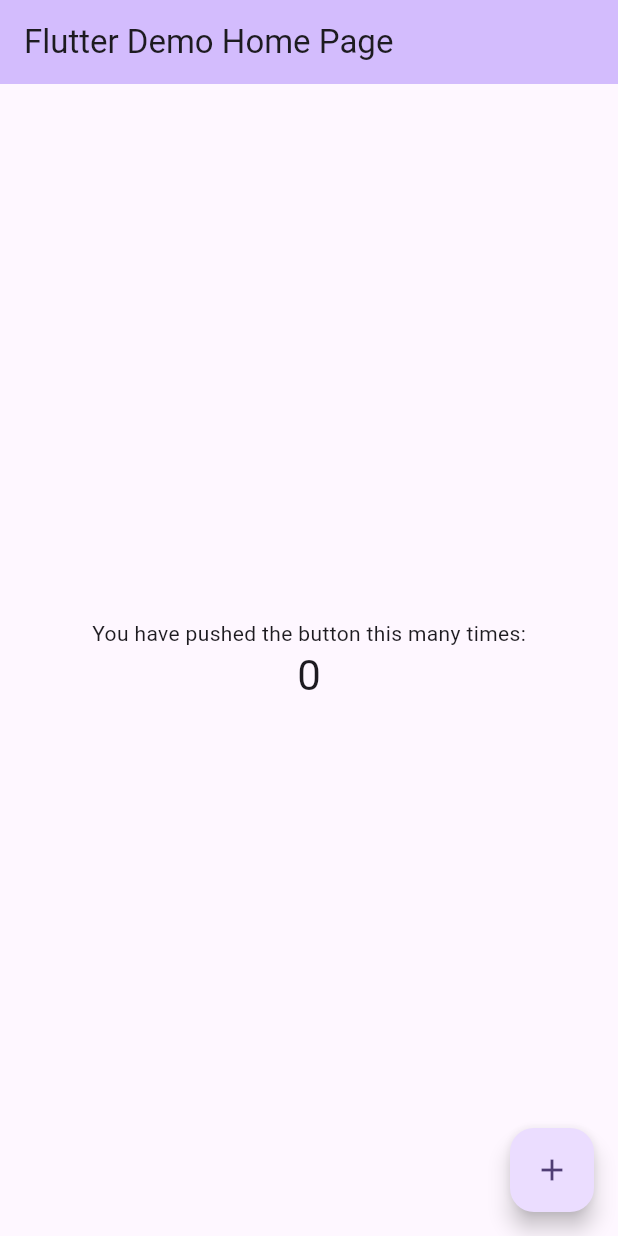
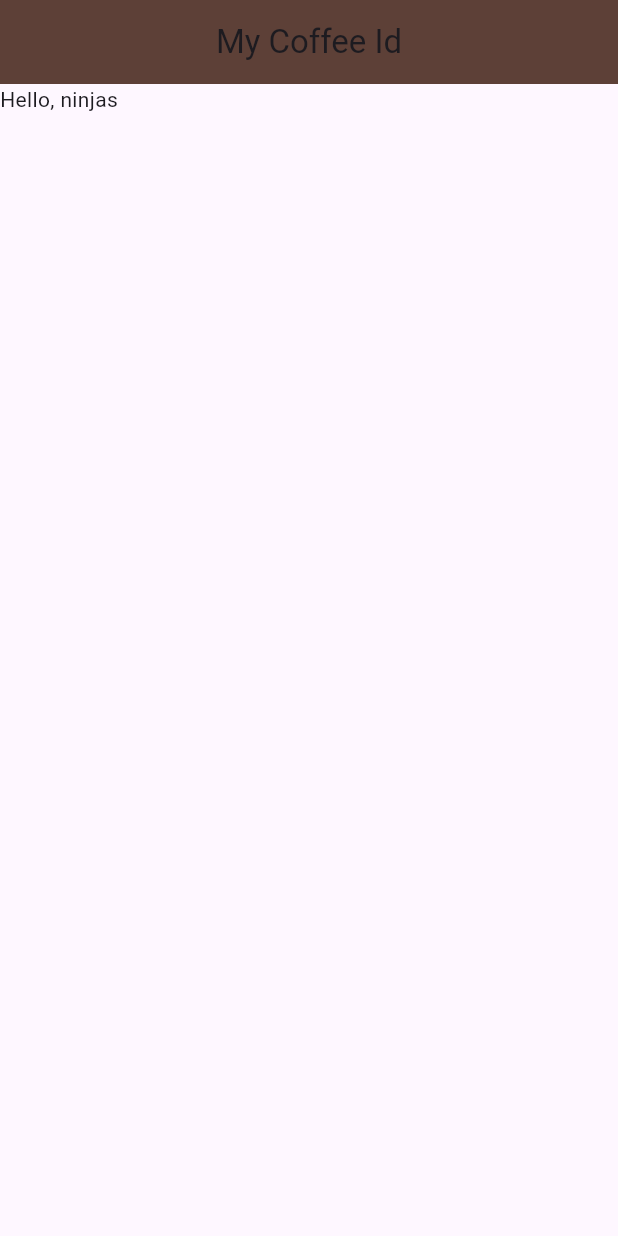
Before and after one commit to iamshaunjp/flutter-masterclass, a Flutter app: the screen it shows after launch, on a phone screen of 412 x 824 dp. Run offline on Flutter 3.47's test engine with Material 3 defaults, Android fonts, the phone set to English and light mode, and no system bars.

Commit message:
lesson-7

```diff
--- a/lib/main.dart
+++ b/lib/main.dart
@@ -1,125 +1,14 @@
 import 'package:flutter/material.dart';
 
 void main() {
-  runApp(const MyApp());
+  runApp(MaterialApp(
+    home: Scaffold(
+      appBar: AppBar(
+        title: const Text('My Coffee Id'),
+        backgroundColor: Colors.brown[700],
+        centerTitle: true,
+      ),
+      body: const Text('Hello, ninjas')
+    )
+  ));
 }
-
-class MyApp extends StatelessWidget {
-  const MyApp({super.key});
-
-  // This widget is the root of your application.
-  @override
-  Widget build(BuildContext context) {
-    return MaterialApp(
-      title: 'Flutter Demo',
-      theme: ThemeData(
-        // This is the theme of your application.
-        //
-        // TRY THIS: Try running your application with "flutter run". You'll see
-        // the application has a purple toolbar. Then, without quitting the app,
-        // try changing the seedColor in the colorScheme below to Colors.green
-        // and then invoke "hot reload" (save your changes or press the "hot
-        // reload" button in a Flutter-supported IDE, or press "r" if you used
-        // the command line to start the app).
-        //
-        // Notice that the counter didn't reset back to zero; the application
-        // state is not lost during the reload. To reset the state, use hot
-        // restart instead.
-        //
-        // This works for code too, not just values: Most code changes can be
-        // tested with just a hot reload.
-        colorScheme: ColorScheme.fromSeed(seedColor: Colors.deepPurple),
-        useMaterial3: true,
-      ),
-      home: const MyHomePage(title: 'Flutter Demo Home Page'),
-    );
-  }
-}
-
-class MyHomePage extends StatefulWidget {
-  const MyHomePage({super.key, required this.title});
-
-  // This widget is the home page of your application. It is stateful, meaning
-  // that it has a State object (defined below) that contains fields that affect
-  // how it looks.
-
-  // This class is the configuration for the state. It holds the values (in this
-  // case the title) provided by the parent (in this case the App widget) and
-  // used by the build method of the State. Fields in a Widget subclass are
-  // always marked "final".
-
-  final String title;
-
-  @override
-  State<MyHomePage> createState() => _MyHomePageState();
-}
-
-class _MyHomePageState extends State<MyHomePage> {
-  int _counter = 0;
-
-  void _incrementCounter() {
-    setState(() {
-      // This call to setState tells the Flutter framework that something has
-      // changed in this State, which causes it to rerun the build method below
-      // so that the display can reflect the updated values. If we changed
-      // _counter without calling setState(), then the build method would not be
-      // called again, and so nothing would appear to happen.
-      _counter++;
-    });
-  }
-
-  @override
-  Widget build(BuildContext context) {
-    // This method is rerun every time setState is called, for instance as done
-    // by the _incrementCounter method above.
-    //
-    // The Flutter framework has been optimized to make rerunning build methods
-    // fast, so that you can just rebuild anything that needs updating rather
-    // than having to individually change instances of widgets.
-    return Scaffold(
-      appBar: AppBar(
-        // TRY THIS: Try changing the color here to a specific color (to
-        // Colors.amber, perhaps?) and trigger a hot reload to see the AppBar
-        // change color while the other colors stay the same.
-        backgroundColor: Theme.of(context).colorScheme.inversePrimary,
-        // Here we take the value from the MyHomePage object that was created by
-        // the App.build method, and use it to set our appbar title.
-        title: Text(widget.title),
-      ),
-      body: Center(
-        // Center is a layout widget. It takes a single child and positions it
-        // in the middle of the parent.
-        child: Column(
-          // Column is also a layout widget. It takes a list of children and
-          // arranges them vertically. By default, it sizes itself to fit its
-          // children horizontally, and tries to be as tall as its parent.
-          //
-          // Column has various properties to control how it sizes itself and
-          // how it positions its children. Here we use mainAxisAlignment to
-          // center the children vertically; the main axis here is the vertical
-          // axis because Columns are vertical (the cross axis would be
-          // horizontal).
-          //
-          // TRY THIS: Invoke "debug painting" (choose the "Toggle Debug Paint"
-          // action in the IDE, or press "p" in the console), to see the
-          // wireframe for each widget.
-          mainAxisAlignment: MainAxisAlignment.center,
-          children: <Widget>[
-            const Text(
-              'You have pushed the button this many times:',
-            ),
-            Text(
-              '$_counter',
-              style: Theme.of(context).textTheme.headlineMedium,
-            ),
-          ],
-        ),
-      ),
-      floatingActionButton: FloatingActionButton(
-        onPressed: _incrementCounter,
-        tooltip: 'Increment',
-        child: const Icon(Icons.add),
-      ), // This trailing comma makes auto-formatting nicer for build methods.
-    );
-  }
-}
```
